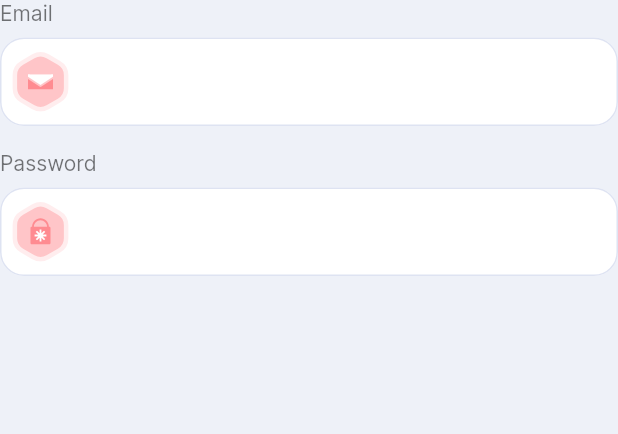
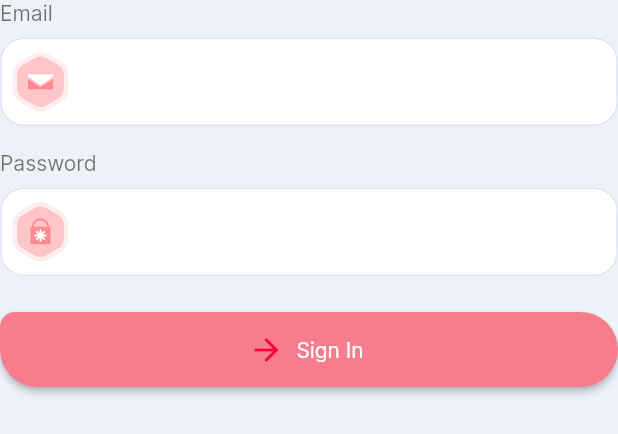
Before and after one commit to sangeeta2701/animation_rive, a Flutter app: the SignInForm widget shown alone on an empty page, opened directly, on a phone screen of 412 x 824 dp. Shown: the top 434 px of the screen. Run offline on Flutter 3.47's test engine with Material 2 defaults, Android fonts, the phone set to English and light mode, and no system bars; our stand-ins replace flutter_svg, rive.

Commit message:
Complete SignIn Dialog

```diff
--- /dev/null
+++ b/lib/screens/onboding/Components/signIn_form.dart
@@ -0,0 +1,66 @@
+import 'package:flutter/material.dart';
+import 'package:flutter_svg/svg.dart';
+
+
+
+
+class SignInForm extends StatelessWidget {
+  const SignInForm({
+    super.key,
+  });
+
+  @override
+  Widget build(BuildContext context) {
+    return Form(child: Column(
+      crossAxisAlignment: CrossAxisAlignment.start,
+      children: [
+      Text("Email",style: TextStyle(
+        color: Colors.black54
+      ),),
+      Padding(
+        padding: const EdgeInsets.only(top:8.0,bottom: 16),
+        child: TextFormField(
+          decoration: InputDecoration(
+            prefixIcon: Padding(
+              padding:  EdgeInsets.symmetric(horizontal: 8),
+              child: SvgPicture.asset("assets/icons/email.svg"),
+            )
+          ),
+        ),
+      ),
+      Text("Password",style: TextStyle(
+        color: Colors.black54
+      ),),
+      Padding(
+        padding: const EdgeInsets.only(top:8.0,bottom: 16),
+        child: TextFormField(
+          obscureText: true,
+          decoration: InputDecoration(
+            prefixIcon: Padding(
+              padding:  EdgeInsets.symmetric(horizontal: 8),
+              child: SvgPicture.asset("assets/icons/password.svg"),
+            )
+          ),
+        ),
+      ),
+      Padding(
+        padding: const EdgeInsets.only(top:8.0,bottom: 24),
+        child: ElevatedButton.icon(
+          style: ElevatedButton.styleFrom(
+            backgroundColor: Color(0xFFF77D8E),
+            minimumSize: Size(double.infinity, 50),
+            shape: RoundedRectangleBorder(
+              borderRadius: BorderRadius.only(
+                topLeft: Radius.circular(10),
+                topRight: Radius.circular(25),
+                bottomLeft: Radius.circular(25),
+                bottomRight: Radius.circular(25),
+              )
+            ),
+          ),
+          onPressed: (){}, icon: Icon(Icons.arrow_forward,
+          color: Color(0xFFFE0037),), label: Text("Sign In"),),
+      ),
+    ],),);
+  }
+}
```
Also changed, not shown: lib/screens/onboding/onboding_screen.dart (+123 -84 lines), lib/screens/onboding/Components/animatedButton.dart (renamed from lib/Widgets/animatedButton.dart).
